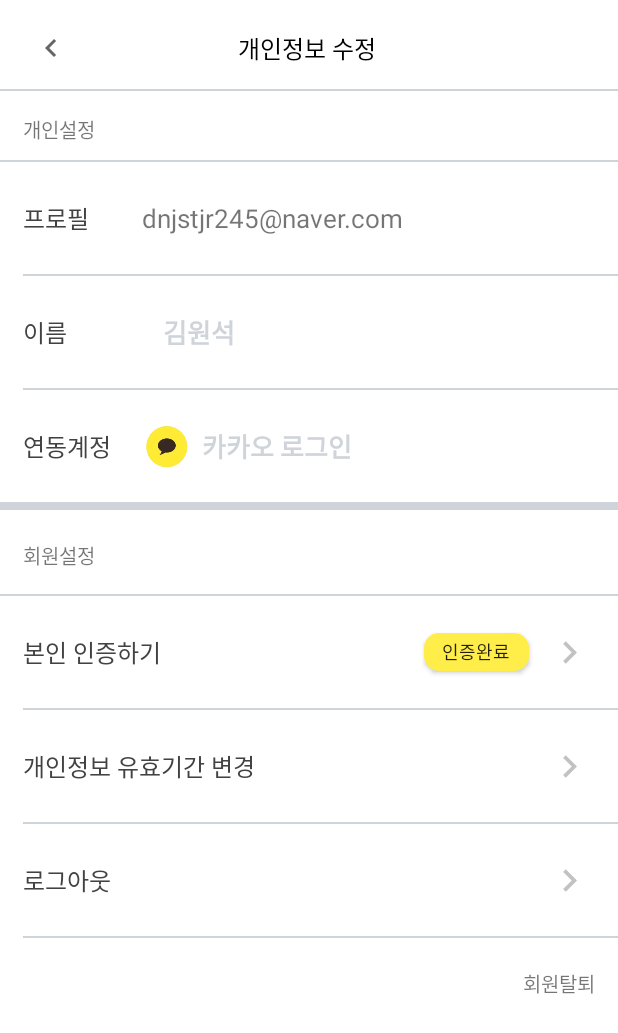
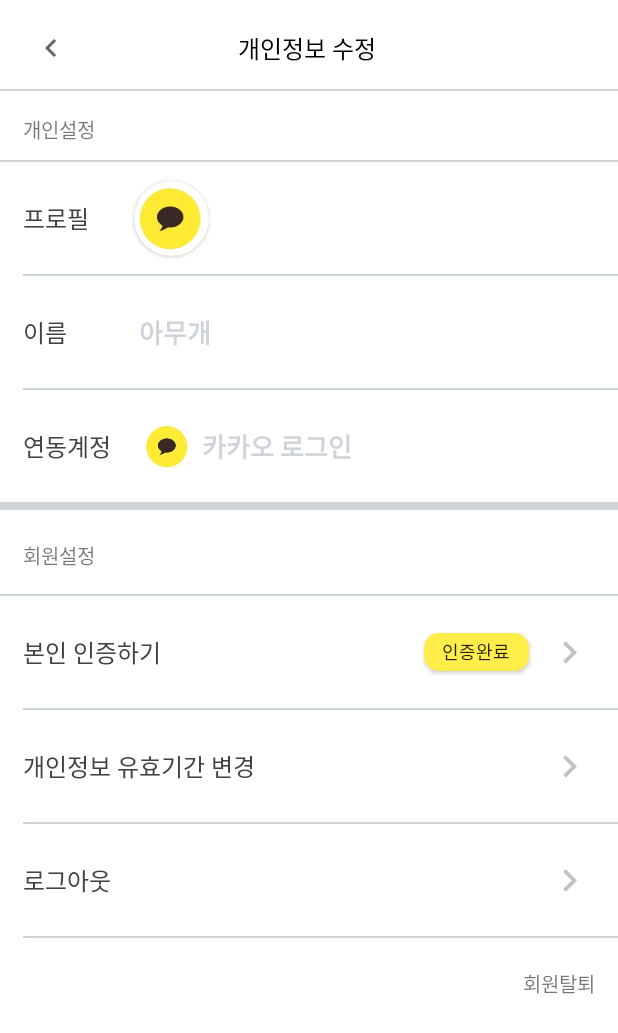
Before and after one commit to onseok/ddoc_doc, an Android app: the EditActivity screen opened directly, with no data from a screen before it, on a phone screen of 412 x 824 dp. Shown: the top 1033 px of the screen. Run offline under Robolectric (Android 15) with nearby library versions, the phone set to English and light mode, and no system bars; libraries missing offline, so code that uses them is left out: com.kakao.sdk; 1 statement that could not run was skipped.

Commit message:
feat: Glide Kakao Profile Image

```diff
--- a/app/src/main/java/com/wonseok/ddoc_doc/EditActivity.kt
+++ b/app/src/main/java/com/wonseok/ddoc_doc/EditActivity.kt
@@ -7,11 +7,14 @@ import android.graphics.Color
 import android.graphics.drawable.ColorDrawable
 import androidx.appcompat.app.AppCompatActivity
 import android.os.Bundle
+import android.view.View
 import android.view.Window
 import android.widget.Button
 import android.widget.Toast
+import com.bumptech.glide.Glide
 import com.kakao.sdk.user.UserApiClient
 import com.wonseok.ddoc_doc.databinding.ActivityEditBinding
+import kotlinx.android.synthetic.main.fragment_history.*
 
 class EditActivity : AppCompatActivity() {
 
@@ -31,6 +34,8 @@ class EditActivity : AppCompatActivity() {
         binding.editProfileLogoutImageButton.setOnClickListener {
             logoutDialog()
         }
+
+        updateProfile()
     }
 
     fun logoutDialog() {
@@ -50,7 +55,7 @@ class EditActivity : AppCompatActivity() {
                 if (error != null) {
                     Toast.makeText(this, "로그아웃 실패 $error", Toast.LENGTH_SHORT).show()
                 }else {
-                    Toast.makeText(this, "로그아웃", Toast.LENGTH_SHORT).show()
+                    Toast.makeText(this, "로그아웃 성공", Toast.LENGTH_SHORT).show()
                 }
                 mainActivity.updateMyPageFragmentUI()
             }
@@ -61,4 +66,11 @@ class EditActivity : AppCompatActivity() {
 
         dialog?.show()
     }
+
+    fun updateProfile() {
+        UserApiClient.instance.me { user, error ->
+            binding.editProfileNickNameDetailTextView.text = "${user?.kakaoAccount?.profile?.nickname}"
+            Glide.with(this).load("${user?.kakaoAccount?.profile?.profileImageUrl}").into(binding.editProfileImageView)
+        }
+    }
 }
--- a/app/src/main/res/layout/activity_edit.xml
+++ b/app/src/main/res/layout/activity_edit.xml
@@ -77,17 +77,25 @@
         app:layout_constraintStart_toStartOf="parent"
         app:layout_constraintTop_toBottomOf="@id/editProfileFirstDivider" />
 
-    <TextView
-        android:id="@+id/editProfileProfileDetailTextView"
+    <androidx.cardview.widget.CardView
+        android:id="@+id/editProfileCardView"
         android:layout_width="wrap_content"
         android:layout_height="wrap_content"
-        android:text="dnjstjr245@naver.com"
-        android:textSize="17sp"
+        app:cardCornerRadius="55dp"
+        app:layout_constraintEnd_toEndOf="parent"
+        app:layout_constraintHorizontal_bias="0.1"
         app:layout_constraintBottom_toBottomOf="@id/editProfileProfileTextView"
-        app:layout_constraintEnd_toEndOf="parent"
-        app:layout_constraintHorizontal_bias="0.2"
         app:layout_constraintStart_toEndOf="@id/editProfileProfileTextView"
-        app:layout_constraintTop_toTopOf="@id/editProfileProfileTextView" />
+        app:layout_constraintTop_toTopOf="@id/editProfileProfileTextView">
+
+        <androidx.appcompat.widget.AppCompatImageView
+            android:id="@+id/editProfileImageView"
+            android:scaleType="centerCrop"
+            android:layout_width="50dp"
+            android:layout_height="50dp"
+            android:src="@drawable/kakao_logo" />
+
+    </androidx.cardview.widget.CardView>
 
     <View
         android:id="@+id/editProfileSecondDivider"
@@ -97,7 +105,7 @@
         android:background="@color/gray"
         app:layout_constraintEnd_toEndOf="parent"
         app:layout_constraintStart_toStartOf="@id/editProfileProfileTextView"
-        app:layout_constraintTop_toBottomOf="@id/editProfileProfileDetailTextView" />
+        app:layout_constraintTop_toBottomOf="@id/editProfileProfileTextView" />
 
     <TextView
         android:id="@+id/editProfileNickNameTextView"
@@ -117,13 +125,13 @@
         android:layout_width="wrap_content"
         android:layout_height="wrap_content"
         android:fontFamily="@font/ddoc_doc_font"
-        android:text="김원석"
+        android:text="아무개"
         android:textColor="@color/gray"
         android:textSize="17sp"
         android:textStyle="bold"
         app:layout_constraintBottom_toBottomOf="@id/editProfileNickNameTextView"
         app:layout_constraintEnd_toEndOf="parent"
-        app:layout_constraintHorizontal_bias="0.2"
+        app:layout_constraintHorizontal_bias="0.15"
         app:layout_constraintStart_toEndOf="@id/editProfileNickNameTextView"
         app:layout_constraintTop_toTopOf="@id/editProfileNickNameTextView" />
 
```
